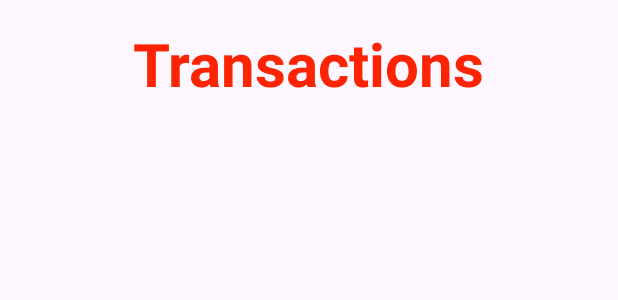
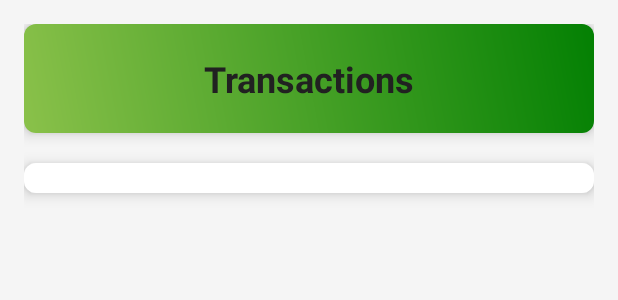
Before and after one commit to TheKassmi9/MyBudget, an Android app: the layout fragment_transactions.xml on its own in the app's theme, with its tools: preview values and no code run, on a phone screen of 412 x 824 dp. Shown: the top 300 px of the screen. Run offline under Robolectric (Android 15) with nearby library versions, the phone set to English and light mode, and no system bars.

Commit message:
Few updates

```diff
--- a/app/src/main/java/com/example/jibi/TraitementGoal.java
+++ b/app/src/main/java/com/example/jibi/TraitementGoal.java
@@ -71,7 +71,7 @@ public class TraitementGoal extends AppCompatActivity {
         .addOnSuccessListener(aVoid -> {
             // Success - Goal added
             TextView textView=findViewById(R.id.income);
-            String str="you Goal now is: "+value;
+            String str="your Goal now is: "+value;
             textView.setText(str);
         })
         .addOnFailureListener(e -> {
--- a/app/src/main/java/com/example/jibi/TraitementSpending.java
+++ b/app/src/main/java/com/example/jibi/TraitementSpending.java
@@ -10,6 +10,8 @@ import androidx.core.graphics.Insets;
 import androidx.core.view.ViewCompat;
 import androidx.core.view.WindowInsetsCompat;
 
+import com.bumptech.glide.load.resource.bitmap.CenterCrop;
+import com.bumptech.glide.load.resource.bitmap.CenterInside;
 import com.google.firebase.Timestamp;
 import com.google.firebase.firestore.FirebaseFirestore;
 import com.google.firebase.firestore.CollectionReference;
@@ -122,7 +124,8 @@ public class TraitementSpending extends AppCompatActivity {
                 // Success - Income added
             // Afficher la valeur dans le TextView
                 statusTextView.setText("Operation Completed");
-                resultTextView.setText("INCOME THAT YOU ENTER IS " + incomeValue);
+                resultTextView.setText("You Have spent around " + incomeValue);
+
 
 
                       })
--- a/app/src/main/res/layout/activity_traitement_goal.xml
+++ b/app/src/main/res/layout/activity_traitement_goal.xml
@@ -36,9 +36,10 @@
       <TextView
     android:layout_width="wrap_content"
     android:layout_height="wrap_content"
-    android:textSize="35sp"
+    android:textSize="30sp"
     android:text="this goal will override any previous goal"
     android:textColor="#fc2403"
+          android:gravity="center_horizontal"
     android:textStyle="bold"
       app:layout_constraintStart_toStartOf="parent"
     app:layout_constraintEnd_toEndOf="parent"
--- a/app/src/main/res/layout/fragment_transactions.xml
+++ b/app/src/main/res/layout/fragment_transactions.xml
@@ -1,67 +1,42 @@
-<androidx.constraintlayout.widget.ConstraintLayout
+<ScrollView
     xmlns:android="http://schemas.android.com/apk/res/android"
-    xmlns:app="http://schemas.android.com/apk/res-auto"
     xmlns:tools="http://schemas.android.com/tools"
     android:layout_width="match_parent"
-    android:layout_height="match_parent">
+    android:layout_height="match_parent"
+    android:fillViewport="true"
+    tools:context=".ui.transactions.TransactionsFragment">
 
-    <TextView
-        android:layout_width="wrap_content"
+    <LinearLayout
+        android:layout_width="match_parent"
         android:layout_height="wrap_content"
-        android:text="Transactions"
-        android:textSize="40sp"
-        android:textColor="#fc2403"
-        android:textStyle="bold"
-        app:layout_constraintStart_toStartOf="parent"
-        app:layout_constraintEnd_toEndOf="parent"
-        app:layout_constraintTop_toTopOf="parent"
-        android:layout_marginTop="15dp"
-        android:id="@+id/transaction_name" />
+        android:orientation="vertical"
+        android:padding="16dp"
+        android:background="@color/background_color">
 
-    <!-- Wrap LinearLayout with ScrollView to make it scrollable -->
-    <android.widget.ScrollView
-        android:layout_width="match_parent"
-        android:layout_height="0dp"
-        app:layout_constraintStart_toStartOf="parent"
-        app:layout_constraintEnd_toEndOf="parent"
-        app:layout_constraintTop_toBottomOf="@id/transaction_name"
-        app:layout_constraintBottom_toBottomOf="parent"
-        android:layout_marginTop="15dp">
+        <!-- Header Section -->
+        <TextView
+            android:id="@+id/transaction_header"
+            android:layout_width="match_parent"
+            android:layout_height="wrap_content"
+            android:text="Transactions"
+            android:textSize="24sp"
+            android:textStyle="bold"
+            android:textColor="@color/primary_text"
+            android:gravity="center"
+            android:padding="20dp"
+            android:background="@drawable/gradient_background"
+            android:elevation="6dp" />
 
+        <!-- Dynamic Transactions Section -->
         <LinearLayout
+            android:id="@+id/transactions_container"
             android:layout_width="match_parent"
             android:layout_height="wrap_content"
             android:orientation="vertical"
-            android:id="@+id/linear_layout">
-
-            <LinearLayout
-                android:layout_width="match_parent"
-                android:layout_height="wrap_content"
-                android:background="#9ef542"
-                android:orientation="horizontal"
-                android:id="@+id/original_view"
-                android:visibility="gone">
-
-                <TextView
-                    android:layout_width="wrap_content"
-                    android:layout_height="wrap_content"
-                    android:text=" > A new income added at 20/12/2003"
-                    android:textSize="15sp"
-                    android:textColor="#42b9f5"
-                    android:textStyle="bold" />
-
-                <TextView
-                    android:layout_width="wrap_content"
-                    android:layout_height="wrap_content"
-                    android:text="+1622$"
-                    android:textSize="20sp"
-                    android:textColor="#fc1808"
-                    android:layout_marginLeft="15dp"
-                    android:textStyle="bold" />
-            </LinearLayout>
-
-            <!-- You can add more items dynamically here -->
-
+            android:padding="10dp"
+            android:background="@drawable/card_background"
+            android:layout_marginTop="20dp"
+            android:elevation="6dp">
         </LinearLayout>
-    </android.widget.ScrollView>
-</androidx.constraintlayout.widget.ConstraintLayout>
+    </LinearLayout>
+</ScrollView>
--- a/app/src/main/res/layout/fragment_userdata.xml
+++ b/app/src/main/res/layout/fragment_userdata.xml
@@ -77,7 +77,7 @@
                     android:id="@+id/btn_edit_profile"
                     android:layout_width="wrap_content"
                     android:layout_height="wrap_content"
-                    android:text="Edit Profile"
+                    android:text="Edit Profile Picture"
                     android:backgroundTint="@color/primary"
                     android:textColor="@color/white"
                     android:layout_marginEnd="8dp" />
```
Also changed, not shown: app/src/main/java/com/example/jibi/ui/transactions/TransactionsFragment.java (+30 -47 lines).
